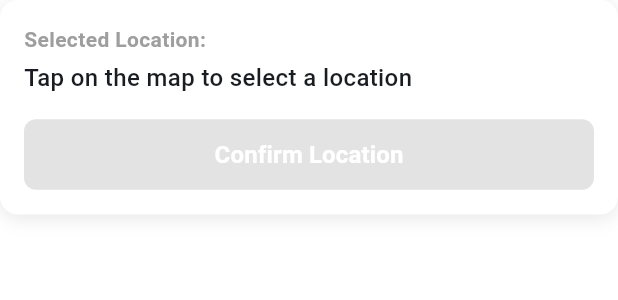
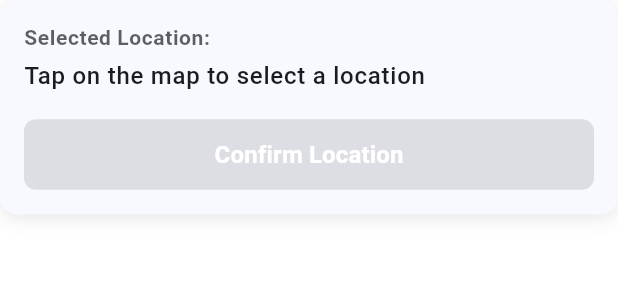
Before and after one commit to BekhruzMakhmudov/schedule_event, a Flutter app: the SelectedLocationCard widget shown alone on an empty page, opened directly with empty values, on a phone screen of 412 x 824 dp. Shown: the top 300 px of the screen. Run offline on Flutter 3.47's test engine with Material 3 defaults, Android fonts, the light colour scheme and no system bars; our stand-ins replace equatable, flutter_bloc, flutter_local_notifications, geocoding, geolocator, get_it and 3 more; missing offline and left inert: flutter_app_badger; accounts and stored records are empty; statements that could not run were skipped.

Commit message:
Fixed color in location_picker_page for adaptive theme

```diff
--- a/lib/features/events/presentation/pages/event_details_page.dart
+++ b/lib/features/events/presentation/pages/event_details_page.dart
@@ -43,7 +43,7 @@ class _EventDetailsPageState extends State<EventDetailsPage> {
               color: Colors.white,
               shape: BoxShape.circle,
             ),
-            child: Icon(Icons.chevron_left),
+            child: Icon(Icons.chevron_left, color: Colors.black),
           ),
           onTap: () => Navigator.pop(context),
         ),
--- a/lib/features/events/presentation/widgets/map_widgets/selected_location_card.dart
+++ b/lib/features/events/presentation/widgets/map_widgets/selected_location_card.dart
@@ -17,7 +17,7 @@ class SelectedLocationCard extends StatelessWidget {
     return Container(
       padding: const EdgeInsets.all(16),
       decoration: BoxDecoration(
-        color: Colors.white,
+        color: Theme.of(context).colorScheme.surface,
         borderRadius: BorderRadius.circular(12),
         boxShadow: [
           BoxShadow(
@@ -31,18 +31,22 @@ class SelectedLocationCard extends StatelessWidget {
         mainAxisSize: MainAxisSize.min,
         crossAxisAlignment: CrossAxisAlignment.start,
         children: [
-          const Text(
+          Text(
             'Selected Location:',
-            style: TextStyle(
+            style: Theme.of(context).textTheme.bodySmall?.copyWith(
                   fontSize: 14,
                   fontWeight: FontWeight.bold,
-              color: Colors.grey,
+                  color: Theme.of(context)
+                      .textTheme
+                      .bodySmall
+                      ?.color
+                      ?.withOpacity(0.7),
                 ),
           ),
           const SizedBox(height: 4),
           Text(
             address.isNotEmpty ? address : 'Tap on the map to select a location',
-            style: const TextStyle(
+            style: Theme.of(context).textTheme.bodyLarge?.copyWith(
                   fontSize: 16,
                   fontWeight: FontWeight.w500,
                 ),
@@ -53,16 +57,17 @@ class SelectedLocationCard extends StatelessWidget {
             child: ElevatedButton(
               onPressed: enabled && address.isNotEmpty ? onConfirm : null,
               style: ElevatedButton.styleFrom(
-                backgroundColor: Colors.blue,
+                backgroundColor: Theme.of(context).colorScheme.primary,
+                foregroundColor: Theme.of(context).colorScheme.onPrimary,
                 padding: const EdgeInsets.symmetric(vertical: 12),
                 shape: RoundedRectangleBorder(
                   borderRadius: BorderRadius.circular(8),
                 ),
               ),
-              child: const Text(
+              child: Text(
                 'Confirm Location',
-                style: TextStyle(
-                  color: Colors.white,
+                style: Theme.of(context).textTheme.labelLarge?.copyWith(
+                      color: Theme.of(context).colorScheme.onPrimary,
                       fontSize: 16,
                       fontWeight: FontWeight.w600,
                     ),
```
Also changed, not shown: lib/features/events/presentation/pages/location_picker_page.dart (+4 -5 lines), lib/features/events/presentation/widgets/map_widgets/search_input.dart (+14 -7 lines), lib/features/events/presentation/widgets/map_widgets/zoom_controls.dart (+5 -4 lines). Lines whose indentation alone changed are shown as unchanged.
